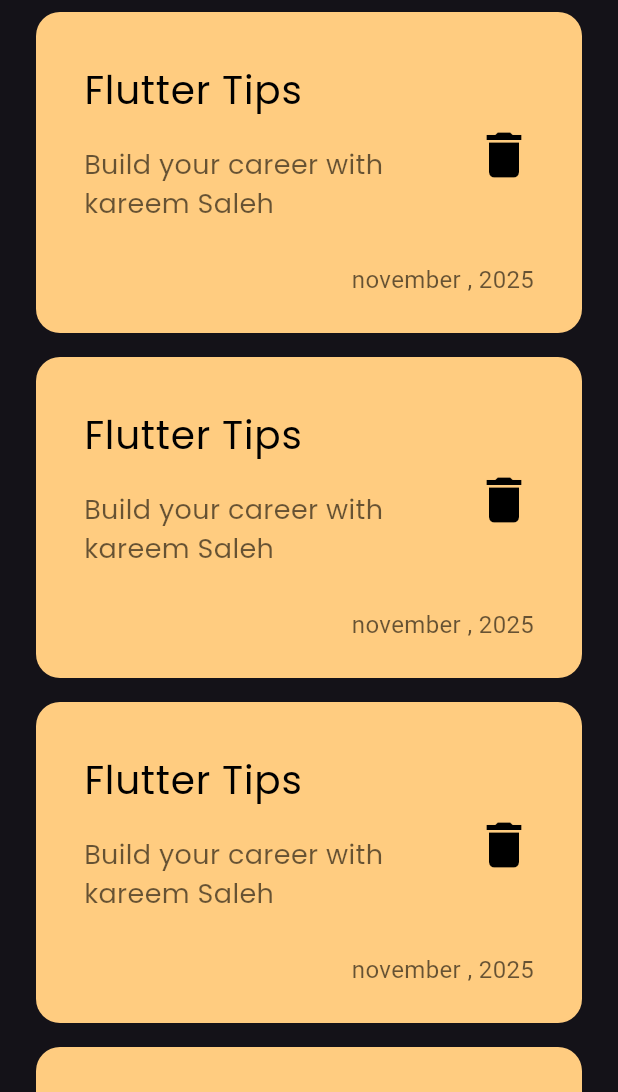
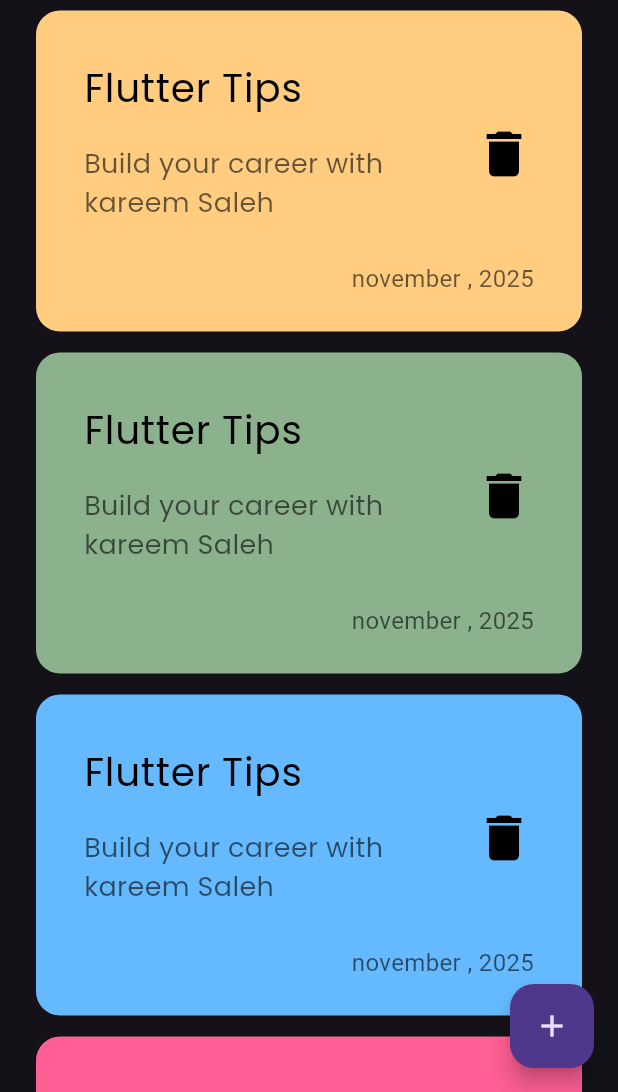
Before and after one commit to kareemsaleh-dev/notes_app, a Flutter app: the screen it shows after launch, on a phone screen of 412 x 824 dp, the part 144-1236 px from its top. Run offline on Flutter 3.47's test engine with Material 3 defaults, Android fonts, the phone set to English and light mode, and no system bars; our stand-ins replace google_fonts.

Commit message:
add floating action button

```diff
--- a/lib/views/notes_view.dart
+++ b/lib/views/notes_view.dart
@@ -6,6 +6,12 @@ class NotesView extends StatelessWidget {
 
   @override
   Widget build(BuildContext context) {
-    return const Scaffold(body: NotesViewBody());
+    return Scaffold(
+      floatingActionButton: FloatingActionButton(
+        onPressed: () {},
+        child: Icon(Icons.add),
+      ),
+      body: const NotesViewBody(),
+    );
   }
 }
--- a/lib/widgets/custom_note_item.dart
+++ b/lib/widgets/custom_note_item.dart
@@ -2,14 +2,15 @@ import 'package:flutter/material.dart';
 import 'package:google_fonts/google_fonts.dart';
 
 class NoteItem extends StatelessWidget {
-  const NoteItem({super.key});
+  const NoteItem({super.key, required this.color});
 
+  final Color color;
   @override
   Widget build(BuildContext context) {
     return Container(
       padding: EdgeInsets.only(top: 24, bottom: 24, left: 16),
       decoration: BoxDecoration(
-        color: Color(0xffFFCC80),
+        color: color,
         borderRadius: BorderRadius.circular(16),
       ),
       child: Column(
--- a/lib/widgets/notes_list_view.dart
+++ b/lib/widgets/notes_list_view.dart
@@ -4,13 +4,21 @@ import 'package:notes_app/widgets/custom_note_item.dart';
 class NotesListView extends StatelessWidget {
   const NotesListView({super.key});
 
+  final data = const [
+    Color(0xffFFCC80),
+    Color.fromARGB(255, 140, 177, 141),
+    Color.fromARGB(255, 101, 186, 255),
+    Color.fromARGB(255, 255, 95, 148),
+  ];
+
   @override
   Widget build(BuildContext context) {
     return ListView.builder(
+      itemCount: 10,
       itemBuilder: (context, index) {
-        return const Padding(
-          padding: EdgeInsets.symmetric(vertical: 8),
-          child: NoteItem(),
+        return Padding(
+          padding: const EdgeInsets.symmetric(vertical: 7),
+          child: NoteItem(color: data[index % data.length]),
         );
       },
     );
```
